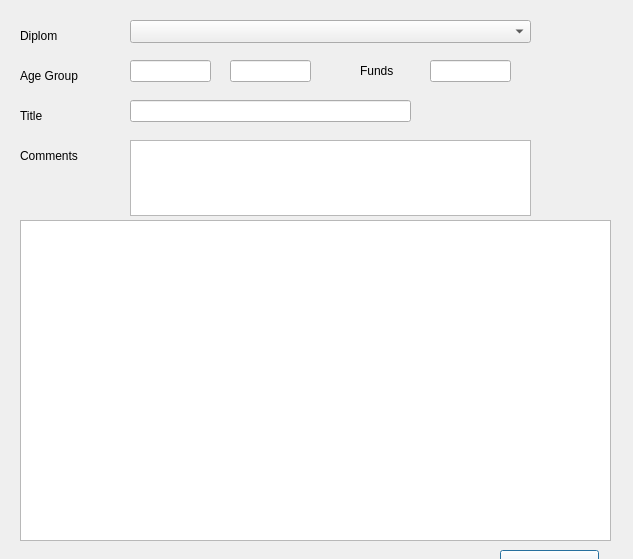
MrRisoni/Gauss, file Sprache/addsprachescheduledialog.ui: the form before one commit.
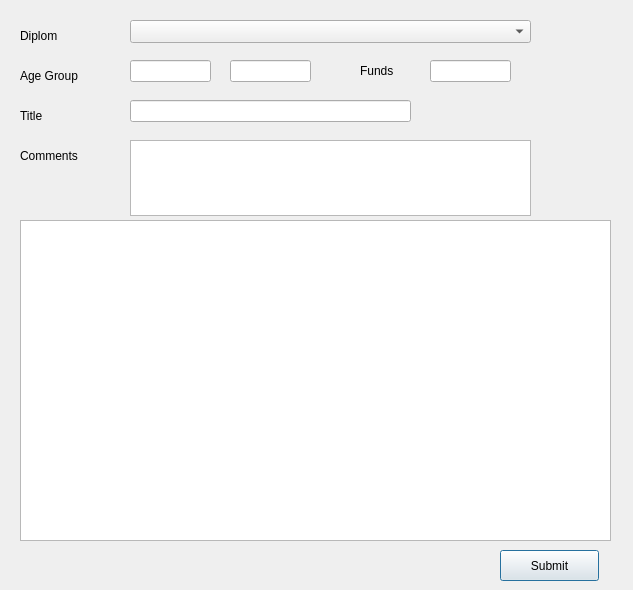
The form after the commit.

Patch:
```diff
--- a/Sprache/addsprachescheduledialog.ui
+++ b/Sprache/addsprachescheduledialog.ui
@@ -7,7 +7,7 @@
     <x>0</x>
     <y>0</y>
     <width>633</width>
-    <height>559</height>
+    <height>590</height>
    </rect>
   </property>
   <property name="windowTitle">
```
